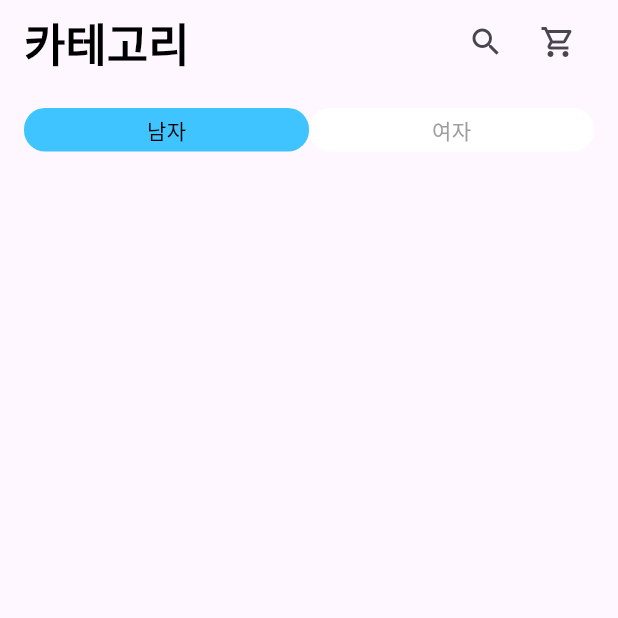
After one commit to LIKELION-Android-Bootcamp-4th/lookTalk, a Flutter app: the screen it shows after launch, after a tap on "남자", on a phone screen of 412 x 824 dp, the top half of it. The commit adds this screen. Run offline on Flutter 3.47's test engine with Material 3 defaults, Android fonts, the phone set to English and light mode, and no system bars.

Commit message:
category MVVM

```diff
--- a/lib/main.dart
+++ b/lib/main.dart
@@ -1,8 +1,8 @@
 import 'package:flutter/material.dart';
-import 'package:look_talk/ui/search/search_screen.dart';
+import 'package:look_talk/ui/main/category/category_screen.dart';
 
 void main(){
   runApp(MaterialApp(
-    home: SearchScreen(),
+    home: CategoryScreen(),
   ));
 }
--- /dev/null
+++ b/lib/ui/main/category/category_screen.dart
@@ -0,0 +1,54 @@
+import 'package:flutter/material.dart';
+import 'package:look_talk/ui/main/category/gender_toggle.dart';
+import 'package:look_talk/view_model/category/category_select_viewmodel.dart';
+import 'package:provider/provider.dart';
+
+class CategoryScreen extends StatelessWidget{
+  @override
+  Widget build(BuildContext context) {
+    return ChangeNotifierProvider(
+      create: (_)=> CategorySelectViewmodel(),
+      child: Scaffold(
+        appBar: AppBar(
+
+          title: Text("카테고리"),
+          titleTextStyle:
+          TextStyle(
+              fontSize: 30,
+              fontWeight: FontWeight.bold,
+              color: Colors.black
+          ),
+          actions: [
+            Padding(
+                padding: EdgeInsets.only(right: 16),
+                child: Row(
+                    children: [
+                      IconButton(onPressed: (){}, icon: Icon(Icons.search)),
+                      IconButton(onPressed: (){}, icon: Icon(Icons.shopping_cart_outlined)),
+                    ]
+                )
+            )
+          ],
+        ),
+        body: Consumer<CategorySelectViewmodel>(
+            builder: (context,viewModel,child){
+              return Column(
+                children: [
+                  Padding(
+                    padding: EdgeInsets.all(16),
+                    child: GenderToggle(
+                      selectedGender: viewModel.selectedGender,
+                      onSelectedButton: (gender) {
+                        viewModel.changeGender(gender);
+                      },
+                    ),
+                  ),
+                ],
+              );
+            }),
+      ),
+
+    );
+
+  }
+}
--- /dev/null
+++ b/lib/ui/main/category/gender_toggle.dart
@@ -0,0 +1,53 @@
+
+import 'package:flutter/material.dart';
+
+class GenderToggle extends StatelessWidget{
+  final String selectedGender;
+  final Function(String) onSelectedButton;
+
+  const GenderToggle({required this.selectedGender, required this.onSelectedButton});
+
+  @override
+  Widget build(BuildContext context) {
+    return Row(
+      children: [
+        Expanded(child: GestureDetector(
+          onTap: () => onSelectedButton('남자'),
+          child: Container(
+            width: 131,
+            height: 29,
+            alignment: Alignment.center,
+            decoration: BoxDecoration(
+              color: selectedGender == '남자' ? Colors.lightBlueAccent : Colors.white,
+              borderRadius: BorderRadius.circular(14),
+            ),
+            child: Text("남자",
+              style: TextStyle(
+                color: selectedGender == '남자' ? Colors.black : Colors.grey[500],
+              ),
+            ),
+
+          ),
+        ),
+        ),
+        Expanded(child: GestureDetector(
+          onTap: () => onSelectedButton('여자'),
+          child: Container(
+            width: 131,
+            height: 29,
+            alignment: Alignment.center,
+            decoration: BoxDecoration(
+              color: selectedGender == '여자' ? Colors.lightBlueAccent: Colors.white,
+              borderRadius: BorderRadius.circular(14),
+
+            ),
+            child: Text("여자",
+    style: TextStyle(
+    color: selectedGender == '여자' ? Colors.black : Colors.grey[500],
+    ),),
+          ),
+        ))
+      ],
+    );
+  }
+}
--- /dev/null
+++ b/lib/view_model/category/category_select_viewmodel.dart
@@ -0,0 +1,13 @@
+
+import 'package:flutter/material.dart';
+
+class CategorySelectViewmodel extends ChangeNotifier{
+  //카테고리 중 성별 전환 기능
+  String _selectedGender = "남자";
+  String get selectedGender => _selectedGender;
+
+  void changeGender(String gender){
+    _selectedGender = gender;
+    notifyListeners();
+  }
+}
```
Also changed, not shown: lib/ui/main/category/man_category.dart (added), lib/ui/main/category/woman_category.dart (added).
